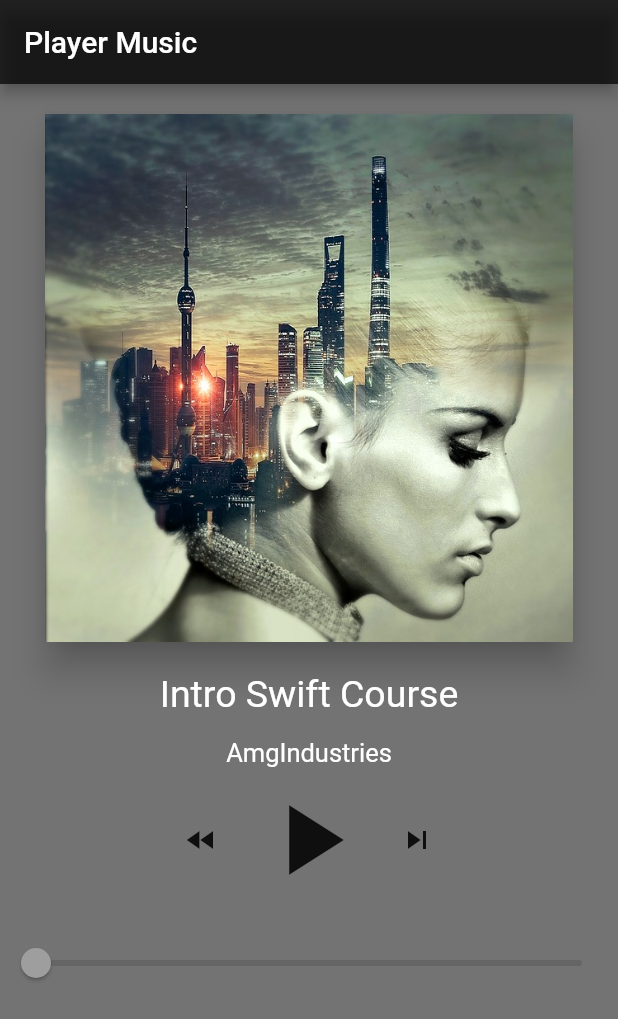
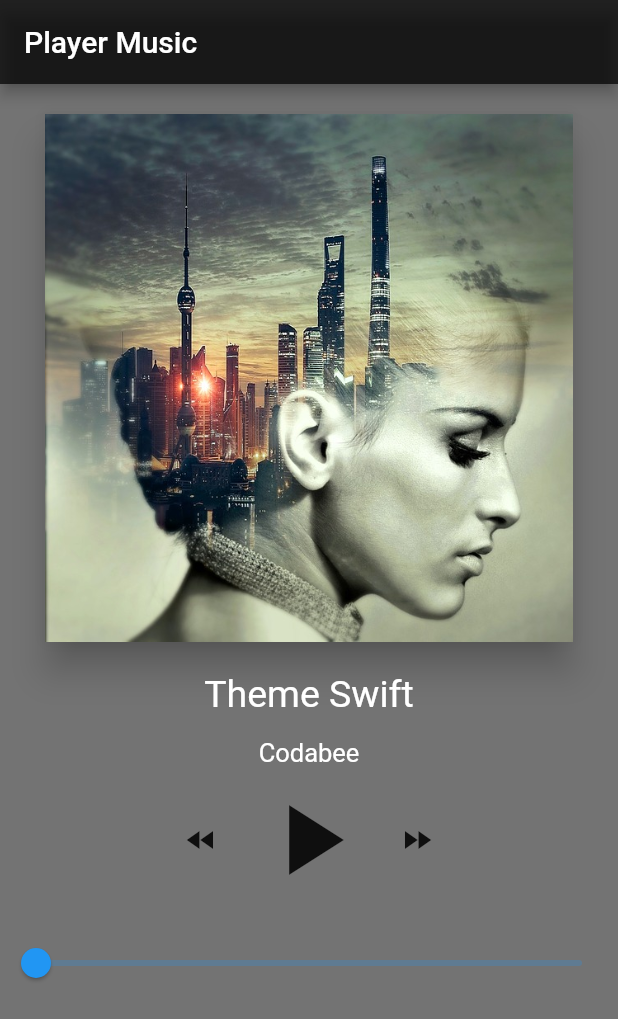
Before and after one commit to AmgiOS/PlayerFlutterApp, a Flutter app: the screen it shows after launch, on a phone screen of 412 x 824 dp. Shown: the top 1019 px of the screen. Run offline on Flutter 3.47's test engine with Material 2 defaults, Android fonts, the phone set to English and light mode, and no system bars.

Commit message:
set list property with init state and created text method
Le monde chico igo

```diff
--- a/lib/main.dart
+++ b/lib/main.dart
@@ -1,5 +1,6 @@
 import 'package:flutter/material.dart';
 import 'package:flutter/rendering.dart';
+import 'package:player_flutter/Music.dart';
 
 void main() {
   runApp(PlayerHome());
@@ -25,6 +26,21 @@ class Player extends StatefulWidget {
 
 class _Player extends State<Player> {
 
+  // Properties
+
+  List<Music> songList = [
+    Music("Theme Swift", "Codabee", "assets/un.jpg", "https://codabee.com/wp-content/uploads/2018/06/un.mp3"),
+    Music("Second Theme", "Eikichi", "assets/deux.jpg", "https://codabee.com/wp-content/uploads/2018/06/deux.mp3")
+  ];
+
+  Music currentMusic;
+
+  @override
+  void initState() {
+    super.initState();
+    currentMusic = songList[0];
+  }
+
   @override
   Widget build(BuildContext context) {
     return Scaffold(
@@ -49,23 +65,11 @@ class _Player extends State<Player> {
               ),
               Container(
                 margin: EdgeInsets.only(top: 20.0),
-                child: Text(
-                  "Intro Swift Course",
-                  style: TextStyle(
-                    color: Colors.white,
-                    fontSize: 25,
-                  ),
-                ),
+                child: setText(currentMusic.title, 25.0),
               ),
               Container(
                 margin: EdgeInsets.only(top: 15.0),
-                child: Text(
-                  "AmgIndustries",
-                  style: TextStyle(
-                    color: Colors.white,
-                    fontSize: 17,
-                  ),
-                ),
+                child: setText(currentMusic.artist, 17.0),
               ),
               Row(
                 mainAxisAlignment: MainAxisAlignment.center,
@@ -83,7 +87,7 @@ class _Player extends State<Player> {
                     },
                   ),
                   IconButton(
-                    icon: Icon(Icons.skip_next),
+                    icon: Icon(Icons.fast_forward),
                     onPressed: () {
 
                     },
@@ -95,7 +99,9 @@ class _Player extends State<Player> {
                 child: Slider(
                   value: 0.0,
                   max: 100.0,
-                  mouseCursor: MouseCursor.defer,
+                  mouseCursor: MouseCursor.defer, onChanged: (double value) {
+
+                },
                 ),
               )
             ],
@@ -104,4 +110,14 @@ class _Player extends State<Player> {
       ),
     );
   }
+
+  Text setText(String title, double fontSize) {
+    return Text(
+      title,
+      style: TextStyle(
+        color: Colors.white,
+        fontSize: fontSize,
+      ),
+    );
+  }
 }
```
